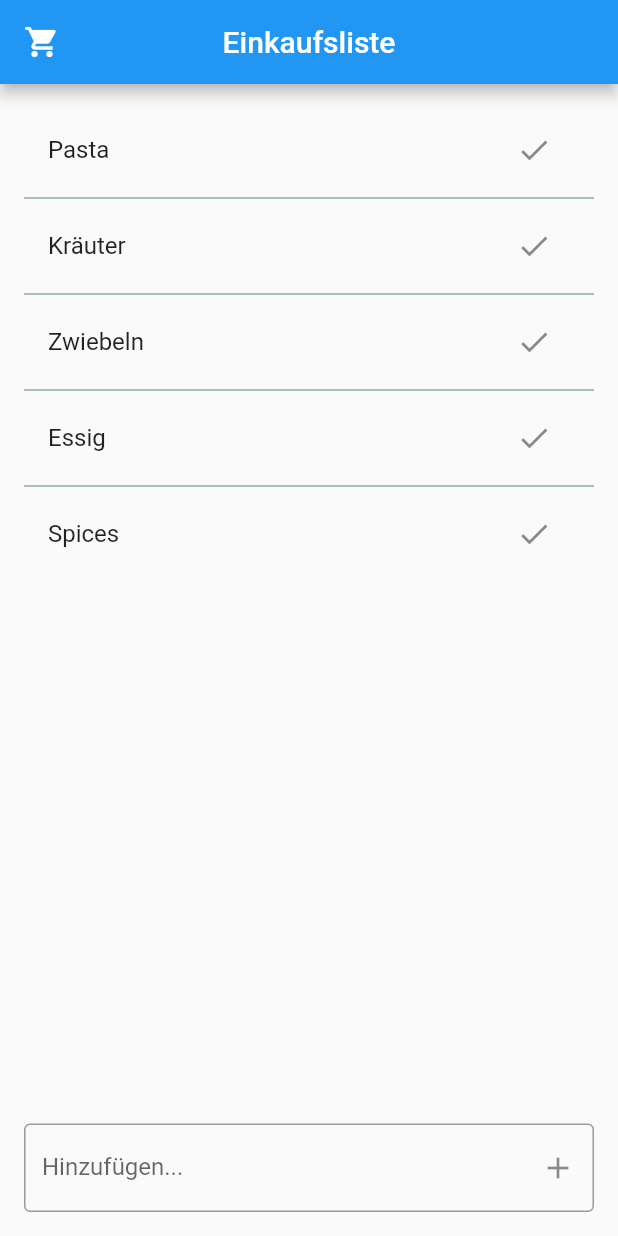
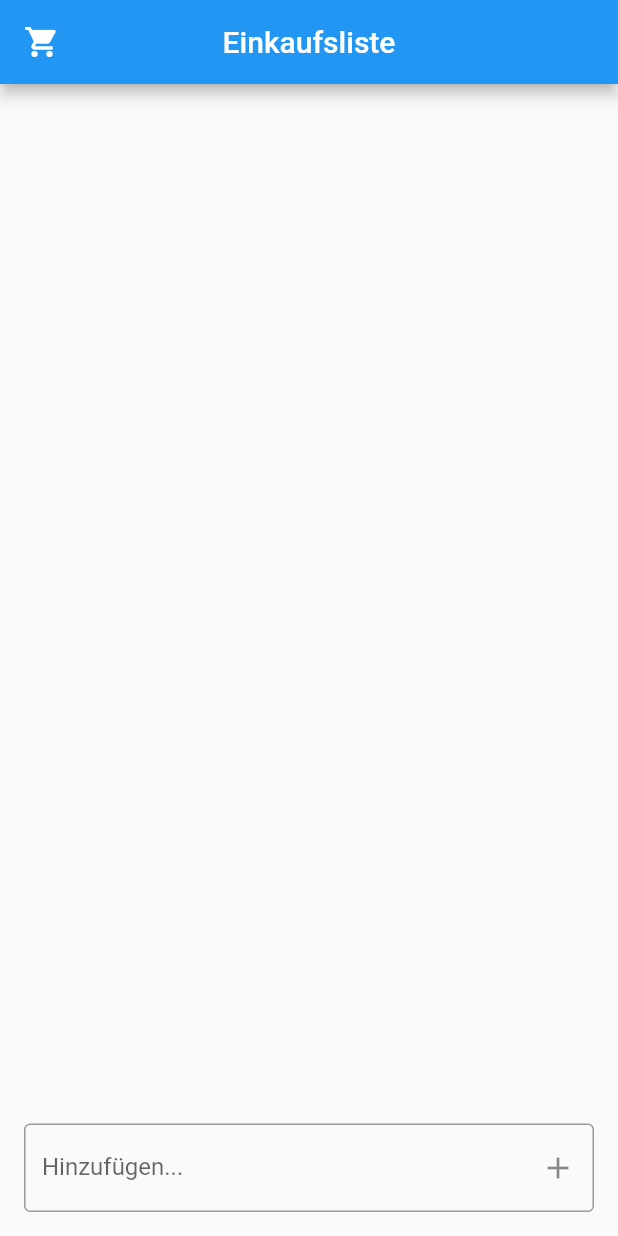
Before and after one commit to simonschork/ShoppingList, a Flutter app: the screen it shows after launch, on a phone screen of 412 x 824 dp. Run offline on Flutter 3.47's test engine with Material 2 defaults, Android fonts, the phone set to English and light mode, and no system bars.

```diff
--- a/lib/main.dart
+++ b/lib/main.dart
@@ -8,13 +8,7 @@ class MyApp extends StatefulWidget {
 }
 
 class _State extends State<MyApp> {
-  final items = [
-    "Pasta",
-    "Kräuter",
-    "Zwiebeln",
-    "Essig",
-    "Spices",
-  ];
+  final items = [];
 
   TextEditingController _itemController = TextEditingController();
 
```
